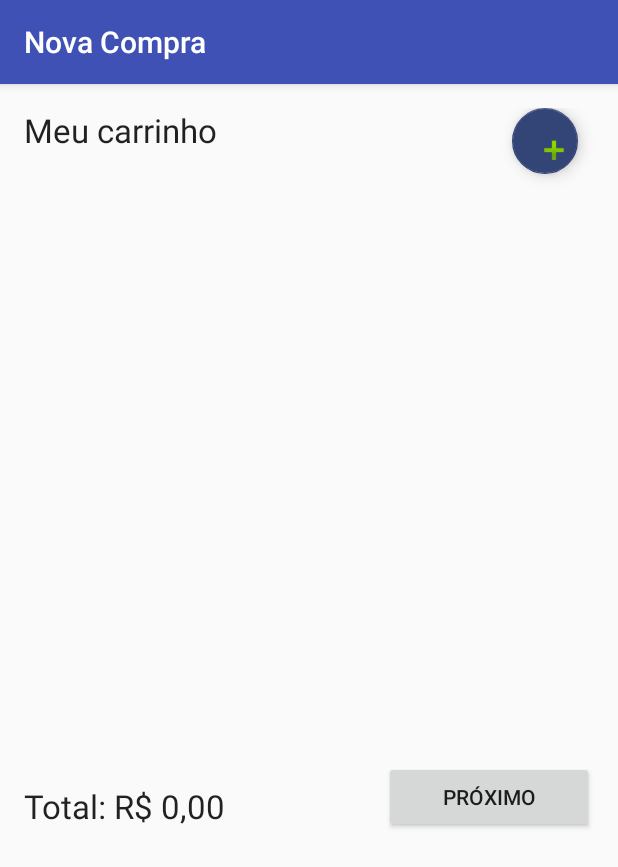
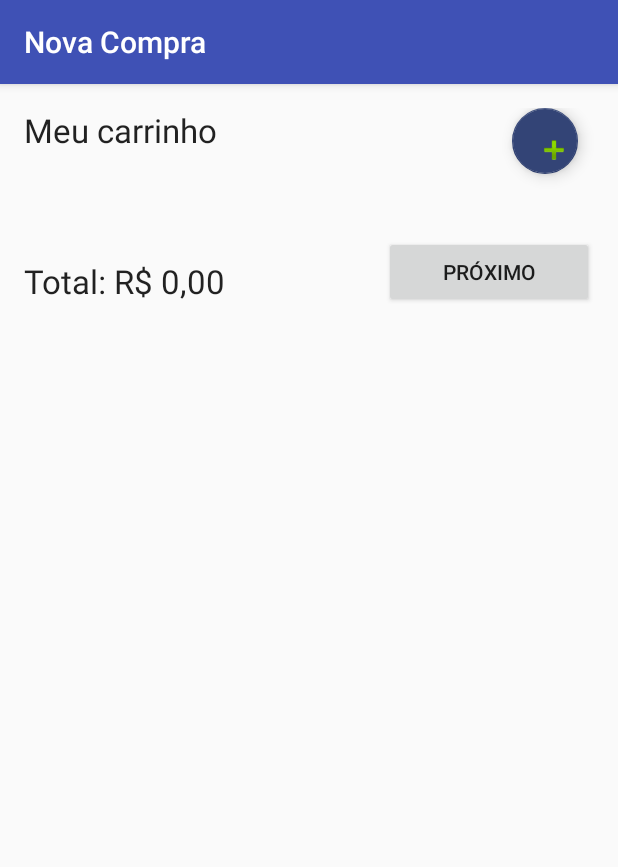
Before and after one commit to arthurguilher/QRCodeMarket, an Android app: the CarrinhoActivity screen opened directly, with no data from a screen before it, on a phone screen of 412 x 824 dp. Shown: the top 867 px of the screen. Run offline under Robolectric (Android 15) with nearby library versions, the phone set to English and light mode, and no system bars.

Commit message:
Carrinho com altura automática

```diff
--- a/app/src/main/res/layout/activity_carrinho.xml
+++ b/app/src/main/res/layout/activity_carrinho.xml
@@ -47,7 +47,7 @@
         <ListView
             android:id="@+id/listView"
             android:layout_width="fill_parent"
-            android:layout_height="350dp"
+            android:layout_height="match_parent"
             android:layout_below="@+id/listLabel"
             android:cacheColorHint="#FFFFFF"
             android:layout_marginTop="0dp"/>
```
